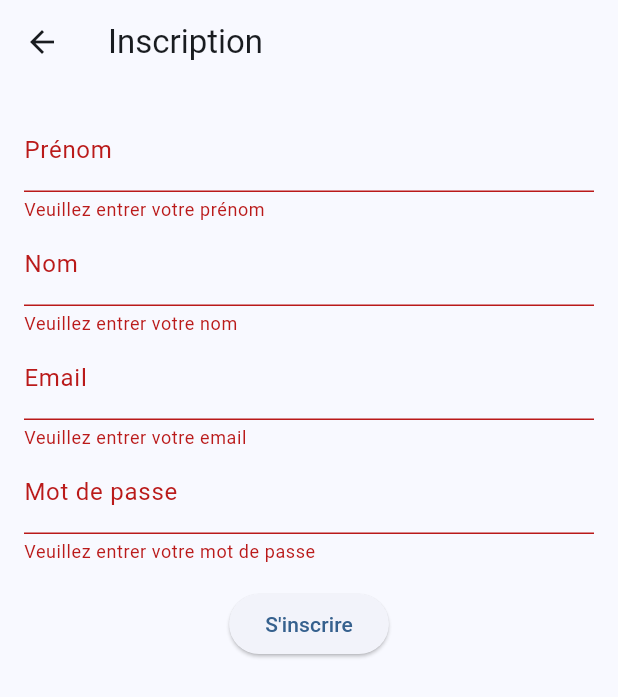
After one commit to QJessy/E6_S2_flutter, a Flutter app: the RegisterScreen screen opened by its route, after a tap on an icon or button, on a phone screen of 412 x 824 dp. The commit adds this screen. Shown: the top 697 px of the screen. Run offline on Flutter 3.47's test engine with Material 3 defaults, Android fonts, the phone set to English and light mode, and no system bars; our stand-ins replace flutter_dotenv.

Commit message:
Mise en place de la fonctionnalité d'inscription d'utilisateur depuis l'application flutter

```diff
--- a/lib/main.dart
+++ b/lib/main.dart
@@ -1,4 +1,5 @@
 import 'package:flutter/material.dart';
+import 'package:flutter_e6_s2/screen/register_screen.dart';
 import 'screen/message_screen.dart';
 import 'screen/user_screen.dart';
 import 'screen/home_screen.dart';
@@ -22,6 +23,7 @@ class MyApp extends StatelessWidget {
         '/home': (context) => const HomeScreen(),
         '/message': (context) => const MessageScreen(),
         '/user': (context) => const UserScreen(),
+        '/register': (context) => const RegisterScreen(),
       },
     );
   }
--- /dev/null
+++ b/lib/screen/register_screen.dart
@@ -0,0 +1,160 @@
+import 'package:flutter/material.dart';
+import 'package:flutter_e6_s2/api/user_api.dart';
+
+class RegisterScreen extends StatefulWidget {
+  const RegisterScreen({Key? key}) : super(key: key);
+
+  @override
+  _RegisterScreenState createState() => _RegisterScreenState();
+}
+
+class _RegisterScreenState extends State<RegisterScreen> {
+  final _formKey = GlobalKey<FormState>();
+  final _firstNameController = TextEditingController();
+  final _lastNameController = TextEditingController();
+  final _emailController = TextEditingController();
+  final _passwordController = TextEditingController();
+
+  Future<void> _submitForm() async {
+    if (_formKey.currentState!.validate()) {
+      // Loader
+      showDialog(
+        context: context,
+        barrierDismissible: false,
+        builder: (context) => const Center(child: CircularProgressIndicator()),
+      );
+      try {
+        // Appel de la méthode permettant de s’inscrire avec en paramètre les données des input.
+        int result = await registerUser(
+          _firstNameController.text,
+          _lastNameController.text,
+          _emailController.text,
+          _passwordController.text,
+        );
+        Navigator.of(context).pop(); // retire le loader
+        if (result == 201) {
+          // Succès
+          showDialog(
+            context: context,
+            builder: (context) => AlertDialog(
+              title: const Text('Inscription réussie'),
+              content: Text(
+                'Bonjour, ${_firstNameController.text} ${_lastNameController.text}!',
+              ),
+              actions: <Widget>[
+                TextButton(
+                  child: const Text('OK'),
+                  onPressed: () {
+                    Navigator.of(context).pop();
+                    Navigator.of(context).pushReplacementNamed('/');
+                  },
+                ),
+              ],
+            ),
+          );
+        } else {
+          // Erreur serveur
+          showDialog(
+            context: context,
+            builder: (context) => AlertDialog(
+              title: const Text('Échec de l’inscription'),
+              content: Text(
+                'Une erreur est survenue : ${result.toString()}. Veuillez réessayer.',
+              ),
+              actions: <Widget>[
+                TextButton(
+                  child: const Text('OK'),
+                  onPressed: () => Navigator.of(context).pop(),
+                ),
+              ],
+            ),
+          );
+        }
+      } catch (e) {
+        // Exception réseau / JSON
+        Navigator.of(context).pop();
+        showDialog(
+          context: context,
+          builder: (context) => AlertDialog(
+            title: const Text('Erreur'),
+            content: Text('Erreur lors de l’inscription : $e'),
+            actions: <Widget>[
+              TextButton(
+                child: const Text('OK'),
+                onPressed: () => Navigator.of(context).pop(),
+              ),
+            ],
+          ),
+        );
+      }
+    }
+  }
+
+  @override
+  Widget build(BuildContext context) {
+    return Scaffold(
+      appBar: AppBar(title: const Text('Inscription')),
+      body: Padding(
+        padding: const EdgeInsets.all(16.0),
+        child: Form(
+          key: _formKey,
+          child: Column(
+            children: <Widget>[
+              TextFormField(
+                controller: _firstNameController,
+                decoration: const InputDecoration(labelText: 'Prénom'),
+                validator: (value) {
+                  if (value == null || value.isEmpty) {
+                    return 'Veuillez entrer votre prénom';
+                  }
+                  return null;
+                },
+              ),
+              TextFormField(
+                controller: _lastNameController,
+                decoration: const InputDecoration(labelText: 'Nom'),
+                validator: (value) {
+                  if (value == null || value.isEmpty) {
+                    return 'Veuillez entrer votre nom';
+                  }
+                  return null;
+                },
+              ),
+              TextFormField(
+                controller: _emailController,
+                decoration: const InputDecoration(labelText: 'Email'),
+                validator: (value) {
+                  if (value == null || value.isEmpty) {
+                    return 'Veuillez entrer votre email';
+                  }
+                  if (!value.contains('@')) {
+                    return 'Veuillez entrer un email valide';
+                  }
+                  return null;
+                },
+              ),
+              TextFormField(
+                controller: _passwordController,
+                decoration: const InputDecoration(labelText: 'Mot de passe'),
+                obscureText: true,
+                validator: (value) {
+                  if (value == null || value.isEmpty) {
+                    return 'Veuillez entrer votre mot de passe';
+                  }
+                  return null;
+                },
+              ),
+              Padding(
+                padding: const EdgeInsets.symmetric(vertical: 16.0),
+                child: ElevatedButton(
+                  onPressed: _submitForm,
+                  child: const Text('S\'inscrire'),
+                ),
+              ),
+            ],
+          ),
+        ),
+      ),
+    );
+  }
+}
```
Also changed, not shown: lib/api/user_api.dart (+34 -0 lines), lib/screen/home_screen.dart (+21 -1 lines).
